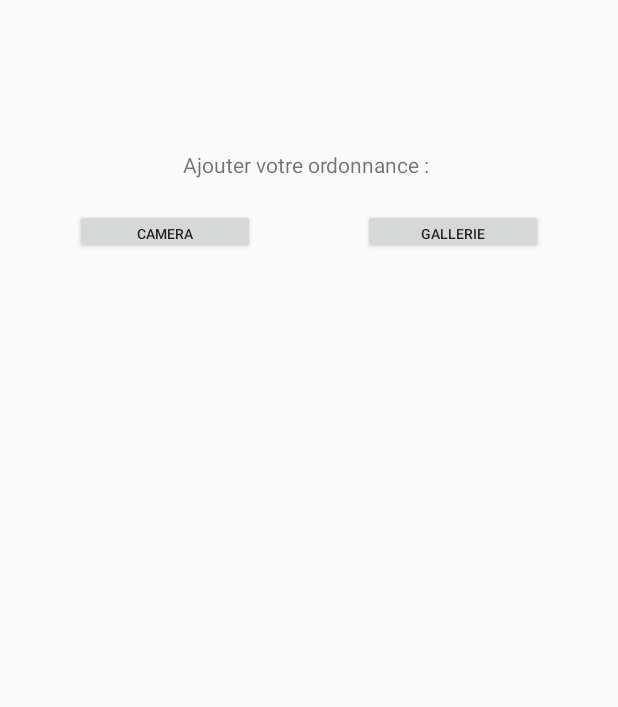
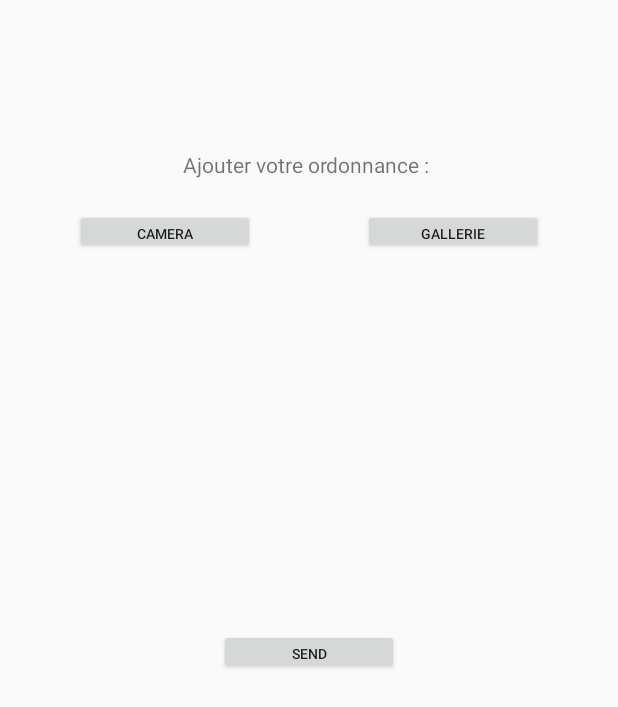
Before and after one commit to Pharma-collect/mobile-app-client, an Android app: the layout prescriptions_fragment.xml on its own in the app's theme, with its tools: preview values and no code run, on a phone screen of 412 x 824 dp. Shown: the top 707 px of the screen. Run offline under Robolectric (Android 15) with nearby library versions, the phone set to English and light mode, and no system bars; network calls fail.

Commit message:
Prescriptions : Import CAMERA OK Import GALLERY OK Suppression et import double OK

```diff
--- a/app/src/main/AndroidManifest.xml
+++ b/app/src/main/AndroidManifest.xml
@@ -6,6 +6,7 @@
     <uses-permission android:name="android.permission.ACCESS_NETWORK_STATE" />
     <uses-permission android:name="android.permission.INTERNET" />
     <uses-permission android:name="android.permission.READ_EXTERNAL_STORAGE" />
+    <uses-permission android:name="android.permission.WRITE_EXTERNAL_STORAGE" />
     <uses-permission android:name="android.permission.CAMERA" />
     <uses-permission android:name="android.permission.ACCESS_COARSE_LOCATION" />
     <uses-permission android:name="android.permission.ACCESS_BACKGROUND_LOCATION" />
--- a/app/src/main/res/layout/prescriptions_fragment.xml
+++ b/app/src/main/res/layout/prescriptions_fragment.xml
@@ -56,6 +56,20 @@
             android:layout_below="@+id/scanTxt"
             android:layout_centerHorizontal="true"
             android:layout_marginTop="100dp"/>
+
+        <Button
+            android:id="@+id/sendPrescription"
+            android:layout_width="120dp"
+            android:layout_height="30dp"
+            android:layout_below="@+id/prescriptionPicture"
+            android:layout_marginTop="50dp"
+            android:layout_centerHorizontal="true"
+            android:text="SEND"
+            android:textSize="9sp"
+            />
+
+
+
     </RelativeLayout>
 
 </layout>
```
Also changed, not shown: app/src/main/java/projetbe/romelemma/ui/prescriptions/PrescriptionFragment.java (+89 -9 lines).
